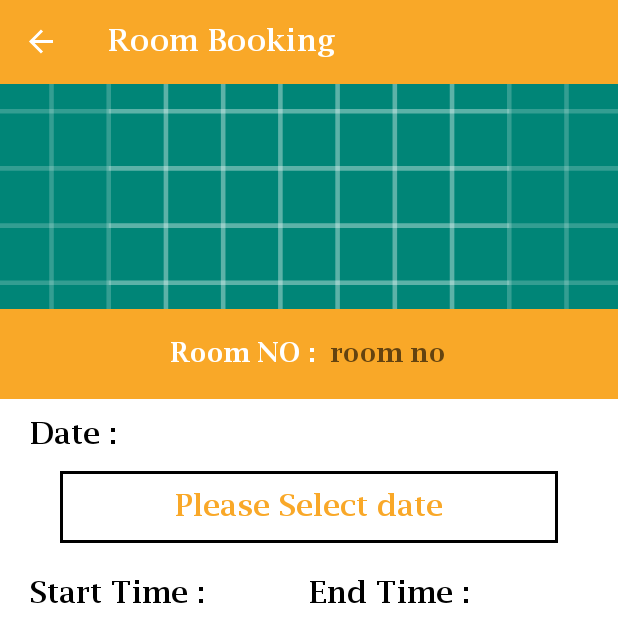
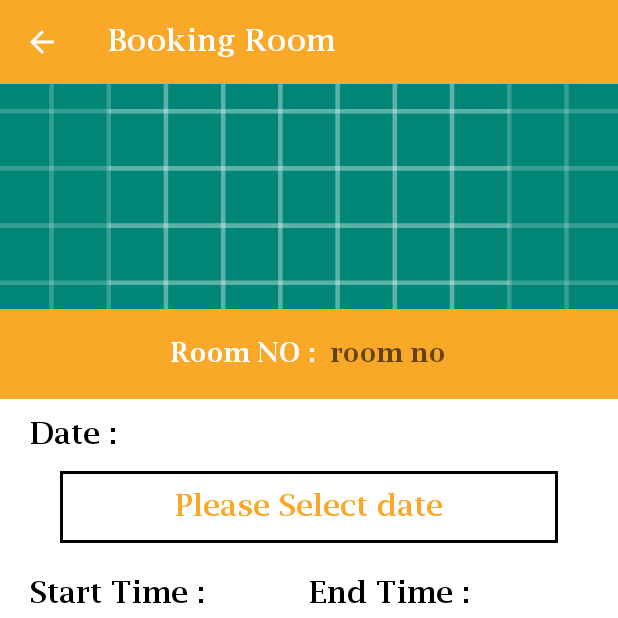
Before and after one commit to krunal8055/MeetSpace, an Android app: the Room_Detail_page screen opened through its navigation route, after a tap on "BOOK THIS ROOM", on a phone screen of 412 x 824 dp, the top half of it. Run offline under Robolectric (Android 15) with nearby library versions, the phone set to English and light mode, and no system bars; our stand-ins replace Firebase (no records; nobody signed in at launch, a user with empty details on screens opened directly), navigation-ui; 6 statements that could not run were skipped.

Commit message:
Try to Implement Booking Section Using Seprate Activity and Fragments.

```diff
--- a/app/src/main/AndroidManifest.xml
+++ b/app/src/main/AndroidManifest.xml
@@ -11,7 +11,7 @@
         android:roundIcon="@mipmap/ic_launcher_round"
         android:supportsRtl="true"
         android:theme="@style/AppTheme">
-        <activity android:name=".BookingActivity"></activity>
+        <activity android:name=".Booking_Activity"></activity>
         <activity android:name=".Main2Activity" />
         <activity android:name=".MainActivity">
             <intent-filter>
--- /dev/null
+++ b/app/src/main/java/com/example/meetspace/Booking_Activity.java
@@ -0,0 +1,40 @@
+package com.example.meetspace;
+
+import android.os.Bundle;
+
+import androidx.appcompat.app.AppCompatActivity;
+import androidx.appcompat.widget.Toolbar;
+import androidx.fragment.app.FragmentTransaction;
+import androidx.navigation.NavController;
+import androidx.navigation.Navigation;
+
+public class Booking_Activity extends AppCompatActivity {
+    Toolbar toolbar;
+    NavController navController;
+
+    @Override
+    protected void onCreate(Bundle savedInstanceState) {
+        super.onCreate(savedInstanceState);
+        setContentView(R.layout.activity_booking_);
+        toolbar = findViewById(R.id.booking_toolbar);
+        setSupportActionBar(toolbar);
+        getSupportActionBar().setDisplayHomeAsUpEnabled(true);
+        getSupportActionBar().setDisplayShowHomeEnabled(true);
+        getSupportActionBar().setTitle("Booking Room");
+        navController = Navigation.findNavController(this, R.id.booking_fragment);
+    }
+
+    @Override
+    public void onBackPressed() {
+        if (getFragmentManager().getBackStackEntryCount() == 0) {
+            Room_Detail_page rm = new Room_Detail_page();
+            FragmentTransaction ft = getSupportFragmentManager().beginTransaction();
+            ft.addToBackStack(null);
+            ft.replace(R.id.room_Detail_page,rm);
+            finish();
+        } else {
+            super.onBackPressed();
+        }
+    }
+
+}
--- a/app/src/main/java/com/example/meetspace/RoomSchedule_page.java
+++ b/app/src/main/java/com/example/meetspace/RoomSchedule_page.java
@@ -2,21 +2,18 @@ package com.example.meetspace;
 
 
 import android.os.Bundle;
-
-import androidx.annotation.NonNull;
-import androidx.annotation.Nullable;
-import androidx.fragment.app.Fragment;
-
 import android.util.Log;
 import android.view.LayoutInflater;
 import android.view.View;
 import android.view.ViewGroup;
 import android.widget.TextView;
 
+import androidx.annotation.NonNull;
+import androidx.annotation.Nullable;
+import androidx.fragment.app.Fragment;
+
 import com.shrikanthravi.collapsiblecalendarview.data.Day;
 import com.shrikanthravi.collapsiblecalendarview.widget.CollapsibleCalendar;
-
-import java.util.Calendar;
 
 
 public class RoomSchedule_page extends Fragment {
@@ -37,7 +34,7 @@ public class RoomSchedule_page extends Fragment {
     @Override
     public void onViewCreated(@NonNull final View view, @Nullable Bundle savedInstanceState) {
         super.onViewCreated(view, savedInstanceState);
-        date = view.findViewById(R.id.calendarView);
+        date = view.findViewById(R.id.date_event);
         final CollapsibleCalendar collapsibleCalendar = view.findViewById(R.id.calendarView);
         collapsibleCalendar.setCalendarListener(new CollapsibleCalendar.CalendarListener() {
             @Override
--- a/app/src/main/java/com/example/meetspace/Room_Detail_page.java
+++ b/app/src/main/java/com/example/meetspace/Room_Detail_page.java
@@ -1,10 +1,13 @@
 package com.example.meetspace;
 
-import android.content.Context;
 import android.content.Intent;
 import android.graphics.Color;
-import android.net.Uri;
 import android.os.Bundle;
+import android.view.LayoutInflater;
+import android.view.View;
+import android.view.ViewGroup;
+import android.widget.Button;
+import android.widget.TextView;
 
 import androidx.annotation.NonNull;
 import androidx.annotation.Nullable;
@@ -13,14 +16,6 @@ import androidx.fragment.app.Fragment;
 import androidx.navigation.NavController;
 import androidx.navigation.Navigation;
 
-import android.util.Log;
-import android.view.LayoutInflater;
-import android.view.View;
-import android.view.ViewGroup;
-import android.widget.Button;
-import android.widget.TextView;
-
-import com.google.firebase.auth.FirebaseAuth;
 import com.google.firebase.database.DataSnapshot;
 import com.google.firebase.database.DatabaseError;
 import com.google.firebase.database.DatabaseReference;
@@ -114,8 +109,11 @@ public class Room_Detail_page extends Fragment implements View.OnClickListener {
         }
         else if(view == BookRoom)
         {
-            navController.navigate(R.id.action_room_Detail_page_to_room_booking_f1);
-
+            //navController.navigate(R.id.action_room_Detail_page_to_room_booking_f1);
+            Intent i = new Intent(getContext(), Booking_Activity.class);
+            i.putExtra("navigation :","From Main Activity2 to Booking Activity");
+            startActivity(i);
+            getActivity().finish();
         }
 
     }
--- /dev/null
+++ b/app/src/main/java/com/example/meetspace/bookig_f1.java
@@ -0,0 +1,36 @@
+package com.example.meetspace;
+
+
+import android.os.Bundle;
+import android.view.LayoutInflater;
+import android.view.View;
+import android.view.ViewGroup;
+import android.widget.Button;
+
+import androidx.annotation.NonNull;
+import androidx.annotation.Nullable;
+import androidx.fragment.app.Fragment;
+
+
+public class bookig_f1 extends Fragment {
+    Button nextButton;
+
+    public bookig_f1() {
+        // Required empty public constructor
+    }
+
+
+    @Override
+    public View onCreateView(LayoutInflater inflater, ViewGroup container,
+                             Bundle savedInstanceState) {
+        // Inflate the layout for this fragment
+        return inflater.inflate(R.layout.fragment_bookig_f1, container, false);
+    }
+
+    @Override
+    public void onViewCreated(@NonNull View view, @Nullable Bundle savedInstanceState) {
+        super.onViewCreated(view, savedInstanceState);
+
+    }
+
+}
--- /dev/null
+++ b/app/src/main/java/com/example/meetspace/booking_f2.java
@@ -0,0 +1,30 @@
+package com.example.meetspace;
+
+
+import android.os.Bundle;
+import android.view.LayoutInflater;
+import android.view.View;
+import android.view.ViewGroup;
+
+import androidx.fragment.app.Fragment;
+
+
+/**
+ * A simple {@link Fragment} subclass.
+ */
+public class booking_f2 extends Fragment {
+
+
+    public booking_f2() {
+        // Required empty public constructor
+    }
+
+
+    @Override
+    public View onCreateView(LayoutInflater inflater, ViewGroup container,
+                             Bundle savedInstanceState) {
+        // Inflate the layout for this fragment
+        return inflater.inflate(R.layout.fragment_booking_f2, container, false);
+    }
+
+}
--- /dev/null
+++ b/app/src/main/res/layout/activity_booking_.xml
@@ -0,0 +1,31 @@
+<?xml version="1.0" encoding="utf-8"?>
+<androidx.constraintlayout.widget.ConstraintLayout xmlns:android="http://schemas.android.com/apk/res/android"
+    xmlns:app="http://schemas.android.com/apk/res-auto"
+    xmlns:tools="http://schemas.android.com/tools"
+    android:layout_width="match_parent"
+    android:layout_height="match_parent"
+    tools:context=".Booking_Activity">
+    <androidx.appcompat.widget.Toolbar
+        android:id="@+id/booking_toolbar"
+        android:layout_width="match_parent"
+        android:layout_height="?attr/actionBarSize"
+        android:background="@color/Orange"
+        app:layout_constraintEnd_toEndOf="parent"
+        app:layout_constraintStart_toStartOf="parent"
+        app:layout_constraintTop_toTopOf="parent"
+        android:theme="@style/ThemeOverlay.AppCompat.Dark.ActionBar">
+    </androidx.appcompat.widget.Toolbar>
+
+    <fragment
+        android:layout_width="0dp"
+        android:layout_height="0dp"
+        android:id="@+id/booking_fragment"
+        android:name="androidx.navigation.fragment.NavHostFragment"
+        app:layout_constraintTop_toTopOf="parent"
+        app:layout_constraintBottom_toBottomOf="parent"
+        app:layout_constraintStart_toStartOf="parent"
+        app:layout_constraintEnd_toEndOf="parent"
+        app:defaultNavHost="true"
+        app:navGraph="@navigation/booking_nav"/>
+
+</androidx.constraintlayout.widget.ConstraintLayout>
--- /dev/null
+++ b/app/src/main/res/layout/fragment_bookig_f1.xml
@@ -0,0 +1,257 @@
+<?xml version="1.0" encoding="utf-8"?>
+<FrameLayout xmlns:android="http://schemas.android.com/apk/res/android"
+    xmlns:tools="http://schemas.android.com/tools"
+    android:layout_width="match_parent"
+    android:layout_height="match_parent"
+    xmlns:app="http://schemas.android.com/apk/res-auto"
+    tools:context=".bookig_f1">
+
+    <ScrollView
+        android:layout_width="match_parent"
+        android:layout_height="match_parent"
+        android:layout_marginTop="?attr/actionBarSize"
+        android:scrollbarAlwaysDrawVerticalTrack="true"
+        android:fillViewport="true">
+        <RelativeLayout
+            android:layout_width="match_parent"
+            android:layout_height="match_parent">
+            <androidx.constraintlayout.widget.ConstraintLayout
+                android:layout_width="match_parent"
+                android:layout_height="match_parent">
+
+                <ImageView
+                    android:id="@+id/room_img_booking_1"
+                    android:layout_width="match_parent"
+                    android:layout_height="150dp"
+                    android:scaleType="centerCrop"
+                    android:src="@drawable/ic_launcher_background"
+                    app:layout_constraintTop_toTopOf="parent"
+                    app:layout_constraintStart_toStartOf="parent"
+                    app:layout_constraintEnd_toEndOf="parent"/>
+                <!-- Linear for Room no show -->
+
+                <LinearLayout
+                    android:id="@+id/room_no_book_room1"
+                    android:layout_width="match_parent"
+                    android:layout_height="60dp"
+                    android:background="@color/Orange"
+                    android:gravity="center"
+                    android:orientation="horizontal"
+                    app:layout_constraintStart_toStartOf="parent"
+                    app:layout_constraintEnd_toEndOf="parent"
+                    app:layout_constraintTop_toBottomOf="@+id/room_img_booking_1">
+
+                    <TextView
+                        android:layout_width="wrap_content"
+                        android:layout_height="wrap_content"
+                        android:text="Room NO :"
+                        android:textColor="@android:color/white"
+                        android:textSize="18sp" />
+
+                    <TextView
+                        android:id="@+id/room_no_booking1"
+                        android:layout_width="wrap_content"
+                        android:layout_height="wrap_content"
+                        android:layout_marginStart="10dp"
+                        android:textColor="@android:color/white"
+                        android:textSize="18sp"
+                        android:hint="room no"/>
+                </LinearLayout>
+                <LinearLayout
+                    android:layout_width="match_parent"
+                    android:layout_height="wrap_content"
+                    android:orientation="vertical"
+                    android:paddingBottom="30dp"
+                    app:layout_constraintStart_toStartOf="parent"
+                    app:layout_constraintEnd_toEndOf="parent"
+                    app:layout_constraintTop_toBottomOf="@+id/room_no_book_room1">
+                    <!--Date Linear Layout start-->
+                    <LinearLayout
+                        android:layout_width="match_parent"
+                        android:layout_height="wrap_content"
+                        android:layout_marginStart="20dp"
+                        android:layout_marginTop="10dp"
+                        android:layout_marginEnd="20dp"
+                        android:orientation="vertical">
+
+                        <TextView
+                            android:layout_width="wrap_content"
+                            android:layout_height="wrap_content"
+                            android:layout_marginBottom="10dp"
+                            android:text="Date :"
+                            android:textSize="20dp"
+                            android:textColor="@android:color/black"/>
+
+                        <TextView
+                            android:id="@+id/date_room_booking"
+                            android:layout_width="match_parent"
+                            android:layout_height="wrap_content"
+                            android:layout_marginStart="20dp"
+                            android:layout_marginEnd="20dp"
+                            android:background="@drawable/textview_boarder_black"
+                            android:gravity="center"
+                            android:hint="Please Select date"
+                            android:padding="10dp"
+                            android:textColor="@color/Orange"
+                            android:textColorHint="@color/Orange"
+                            android:textSize="20dp" />
+                    </LinearLayout>
+                    <!--Time Linear Layout start-->
+                    <LinearLayout
+                        android:layout_width="match_parent"
+                        android:layout_height="wrap_content"
+                        android:layout_marginStart="20dp"
+                        android:layout_marginTop="20dp"
+                        android:layout_marginEnd="20dp"
+                        android:orientation="horizontal">
+                        <!--Start time Linear Layout start-->
+                        <LinearLayout
+                            android:layout_width="match_parent"
+                            android:layout_height="wrap_content"
+                            android:layout_weight="1"
+                            android:orientation="vertical">
+
+                            <TextView
+                                android:layout_width="wrap_content"
+                                android:layout_height="wrap_content"
+                                android:text="Start Time :"
+                                android:textColor="@android:color/black"
+                                android:textSize="20dp" />
+
+                            <TextView
+                                android:id="@+id/start_time_filter"
+                                android:layout_width="match_parent"
+                                android:layout_height="wrap_content"
+                                android:layout_margin="10dp"
+                                android:background="@drawable/textview_boarder_black"
+                                android:gravity="center"
+                                android:hint="Select time"
+                                android:padding="10dp"
+                                android:textColor="@color/Orange"
+                                android:textColorHint="@color/Orange"
+                                android:textSize="20dp" />
+                        </LinearLayout>
+                        <!--End Time Linear Layout start-->
+                        <LinearLayout
+                            android:layout_width="match_parent"
+                            android:layout_height="wrap_content"
+                            android:layout_weight="1"
+                            android:orientation="vertical">
+
+                            <TextView
+                                android:layout_width="wrap_content"
+                                android:layout_height="wrap_content"
+                                android:text="End Time :"
+                                android:textColor="@android:color/black"
+                                android:textSize="20dp" />
+
+                            <TextView
+                                android:id="@+id/end_time_filter"
+                                android:layout_width="match_parent"
+                                android:layout_height="wrap_content"
+                                android:layout_margin="10dp"
+                                android:background="@drawable/textview_boarder_black"
+                                android:gravity="center"
+                                android:hint="Select time"
+                                android:padding="10dp"
+                                android:textColor="@color/Orange"
+                                android:textColorHint="@color/Orange"
+                                android:textSize="20dp" />
+
+                        </LinearLayout>
+                    </LinearLayout>
+                    <LinearLayout
+                        android:layout_width="match_parent"
+                        android:layout_height="wrap_content"
+                        android:orientation="vertical"
+                        app:layout_constraintStart_toStartOf="parent"
+                        app:layout_constraintEnd_toEndOf="parent"
+                        android:layout_marginStart="20dp"
+                        android:layout_marginTop="10dp"
+                        android:layout_marginEnd="20dp">
+
+                        <TextView
+                            android:layout_width="wrap_content"
+                            android:layout_height="wrap_content"
+                            android:layout_marginBottom="10dp"
+                            android:text="Reason :"
+                            android:textColor="@android:color/black"
+                            android:textSize="20dp" />
+
+                        <TextView
+                            android:id="@+id/reason_booking1"
+                            android:layout_width="match_parent"
+                            android:layout_height="wrap_content"
+                            android:layout_marginStart="20dp"
+                            android:layout_marginEnd="20dp"
+                            android:background="@drawable/textview_boarder_black"
+                            android:gravity="center"
+                            android:hint="Please Enter Reason"
+                            android:padding="10dp"
+                            android:textColor="@color/Orange"
+                            android:textColorHint="@color/Orange"
+                            android:textSize="20dp" />
+                    </LinearLayout>
+                    <LinearLayout
+                        android:layout_width="match_parent"
+                        android:layout_height="wrap_content"
+                        android:orientation="vertical"
+                        app:layout_constraintStart_toStartOf="parent"
+                        app:layout_constraintEnd_toEndOf="parent"
+                        android:layout_marginStart="20dp"
+                        android:layout_marginTop="10dp"
+                        android:layout_marginEnd="20dp">
+
+                        <TextView
+                            android:layout_width="wrap_content"
+                            android:layout_height="wrap_content"
+                            android:layout_marginBottom="10dp"
+                            android:text="No of Person :"
+                            android:textColor="@android:color/black"
+                            android:textSize="20dp" />
+
+                        <TextView
+                            android:id="@+id/no_person_booking1"
+                            android:layout_width="match_parent"
+                            android:layout_height="wrap_content"
+                            android:layout_marginStart="20dp"
+                            android:layout_marginEnd="20dp"
+                            android:background="@drawable/textview_boarder_black"
+                            android:gravity="center"
+                            android:hint="Please Enter No of Person"
+                            android:padding="10dp"
+                            android:inputType="numberDecimal"
+                            android:minEms="2"
+                            android:textColor="@color/Orange"
+                            android:textColorHint="@color/Orange"
+                            android:textSize="20dp" />
+                    </LinearLayout>
+                    <LinearLayout
+                        android:layout_width="match_parent"
+                        android:layout_height="wrap_content"
+                        android:orientation="vertical"
+                        app:layout_constraintStart_toStartOf="parent"
+                        app:layout_constraintEnd_toEndOf="parent"
+                        android:layout_marginStart="20dp"
+                        android:layout_marginTop="10dp"
+                        android:layout_marginEnd="20dp">
+
+                    </LinearLayout>
+                    <Button
+                        android:id="@+id/next_button_f1"
+                        android:layout_width="match_parent"
+                        android:layout_height="wrap_content"
+                        android:text="Next"
+                        android:textColor="@android:color/white"
+                        android:background="@color/Orange"
+                        android:layout_marginStart="20dp"
+                        android:layout_marginTop="10dp"
+                        android:layout_marginEnd="20dp"
+                        android:layout_marginBottom="20sp"
+                        />
+                </LinearLayout>
+            </androidx.constraintlayout.widget.ConstraintLayout>
+        </RelativeLayout>
+    </ScrollView>
+
+</FrameLayout>
--- /dev/null
+++ b/app/src/main/res/layout/fragment_booking_f2.xml
@@ -0,0 +1,14 @@
+<?xml version="1.0" encoding="utf-8"?>
+<FrameLayout xmlns:android="http://schemas.android.com/apk/res/android"
+    xmlns:tools="http://schemas.android.com/tools"
+    android:layout_width="match_parent"
+    android:layout_height="match_parent"
+    tools:context=".booking_f2">
+
+    <!-- TODO: Update blank fragment layout -->
+    <TextView
+        android:layout_width="match_parent"
+        android:layout_height="match_parent"
+        android:text="@string/hello_blank_fragment" />
+
+</FrameLayout>
--- /dev/null
+++ b/app/src/main/res/navigation/booking_nav.xml
@@ -0,0 +1,22 @@
+<?xml version="1.0" encoding="utf-8"?>
+<navigation xmlns:android="http://schemas.android.com/apk/res/android"
+    xmlns:app="http://schemas.android.com/apk/res-auto"
+    xmlns:tools="http://schemas.android.com/tools"
+    android:id="@+id/booking_nav"
+    app:startDestination="@id/bookig_f1">
+
+    <fragment
+        android:id="@+id/bookig_f1"
+        android:name="com.example.meetspace.bookig_f1"
+        android:label="fragment_bookig_f1"
+        tools:layout="@layout/fragment_bookig_f1" >
+        <action
+            android:id="@+id/action_bookig_f1_to_booking_f2"
+            app:destination="@id/booking_f2" />
+    </fragment>
+    <fragment
+        android:id="@+id/booking_f2"
+        android:name="com.example.meetspace.booking_f2"
+        android:label="fragment_booking_f2"
+        tools:layout="@layout/fragment_booking_f2" />
+</navigation>
```
